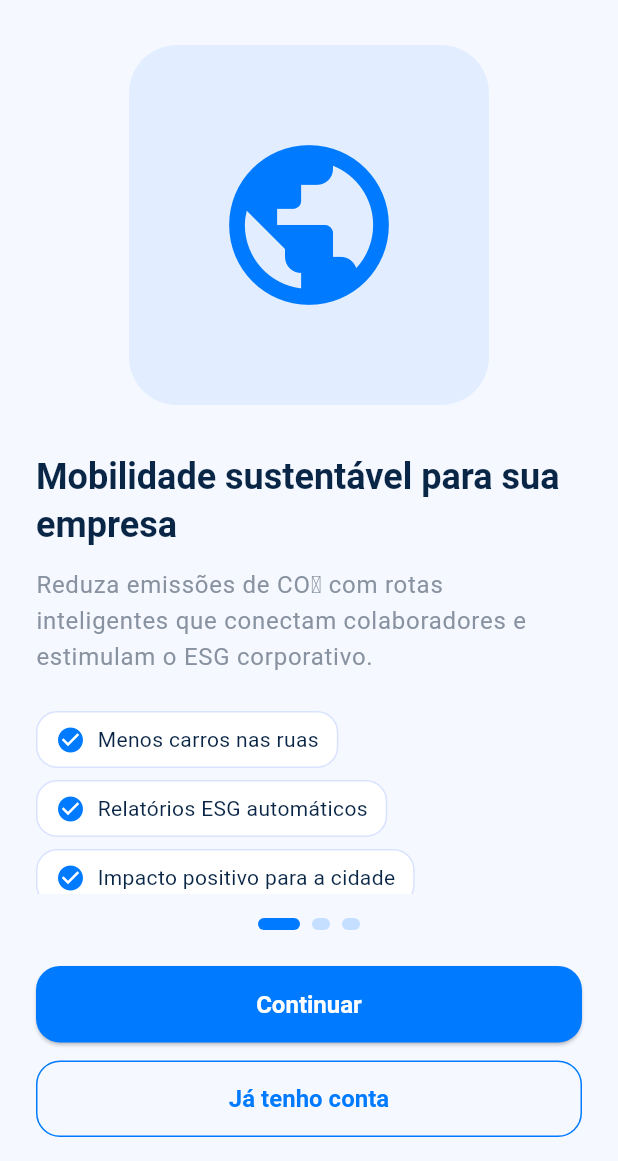
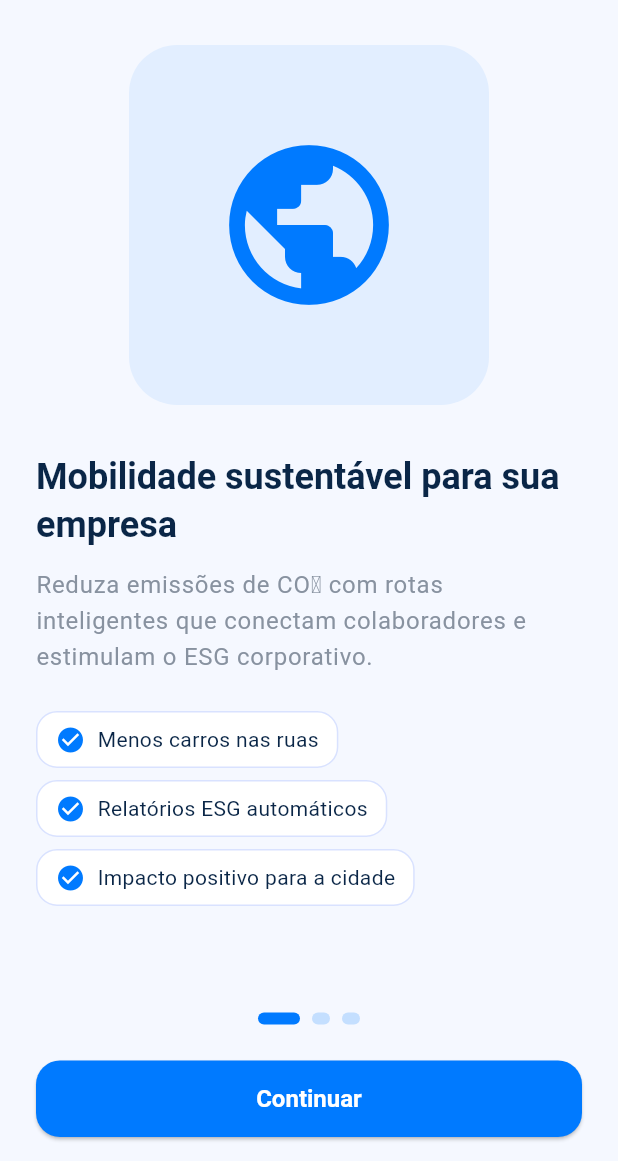
Before and after one commit to lusabo/shareroute_mobile, a Flutter app: the screen it shows after launch, on a phone screen of 412 x 824 dp, the part 75-1236 px from its top. Run offline on Flutter 3.47's test engine with Material 3 defaults, Android fonts, the phone set to English and light mode, and no system bars.

Commit message:
Remove existing account button from onboarding

```diff
--- a/lib/screens/onboarding/onboarding_screen.dart
+++ b/lib/screens/onboarding/onboarding_screen.dart
@@ -122,17 +122,6 @@ class _OnboardingScreenState extends State<OnboardingScreen> {
                       ),
                     ),
                   ),
-                  const SizedBox(height: 12),
-                  SizedBox(
-                    width: double.infinity,
-                    child: OutlinedButton(
-                      onPressed: () => Navigator.pushReplacementNamed(
-                        context,
-                        AppRoutes.auth,
-                      ),
-                      child: const Text('Já tenho conta'),
-                    ),
-                  ),
                 ],
               ),
             ],
```
